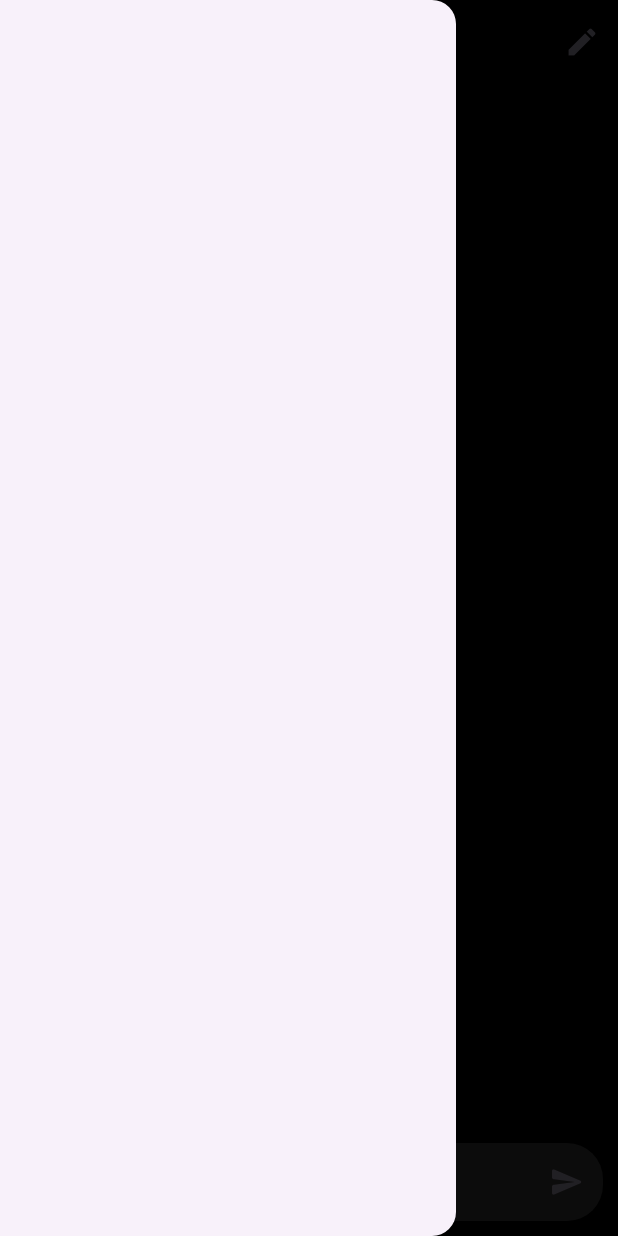
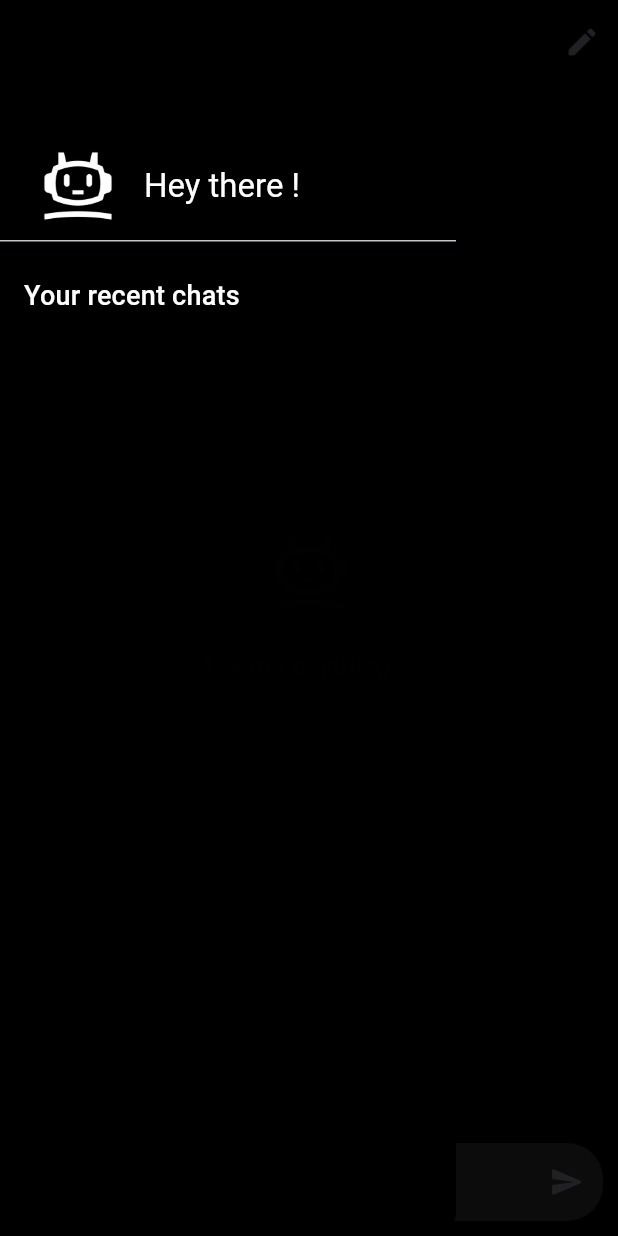
Before and after one commit to Dheeraj-2003/MyChatGpt, a Flutter app: the Chat screen opened directly, with the side drawer open, on a phone screen of 412 x 824 dp. Run offline on Flutter 3.47's test engine with Material 3 defaults, Android fonts, the phone set to English and light mode, and no system bars; our stand-ins replace bloc, flutter_bloc, flutter_svg, google_fonts; Roboto replaces fonts that are missing (Ubuntu).

Commit message:
latest commit

```diff
--- /dev/null
+++ b/client/lib/bloc/chat_list/list_event.dart
@@ -0,0 +1,4 @@
+part of 'list_bloc.dart';
+
+@immutable
+sealed class ListEvent {}
--- /dev/null
+++ b/client/lib/bloc/chat_list/list_state.dart
@@ -0,0 +1,6 @@
+part of 'list_bloc.dart';
+
+@immutable
+sealed class ListState {}
+
+final class ListInitial extends ListState {}
--- a/client/lib/repository/chat_repo.dart
+++ b/client/lib/repository/chat_repo.dart
@@ -11,7 +11,7 @@ Stream<http.Response> getBotResponseRepo(List<ChatMessage> messages) async* {
 
   http.Client client = http.Client();
   http.Request request = http.Request(
-      'post', Uri.parse("http://192.168.100.8:3000/api/v1/generate_response"));
+      'post', Uri.parse("http://3.82.127.22:3000/api/v1/generate_response"));
   request.headers['Accept'] = "text/event-stream";
   request.headers['Cache-Control'] = "no-cache";
   request.headers['Content-Type'] = "application/json";
--- a/client/lib/screens/chat.dart
+++ b/client/lib/screens/chat.dart
@@ -1,8 +1,6 @@
-import 'dart:ffi';
-
-import 'package:client/bloc/chat_bloc.dart';
+import 'package:client/bloc/chat/chat_bloc.dart';
+import 'package:client/widgets/drawer.dart';
 import 'package:flutter/material.dart';
-import 'package:flutter/widgets.dart';
 import 'package:flutter_bloc/flutter_bloc.dart';
 
 class Chat extends StatefulWidget {
@@ -25,7 +23,7 @@ class _ChatState extends State<Chat> {
         title: const Text('SmartChat'),
         actions: [IconButton(onPressed: () {}, icon: const Icon(Icons.create))],
       ),
-      drawer: const Drawer(),
+      drawer: const AppDrawer(),
       body: BlocConsumer<ChatBloc, ChatState>(
         bloc: chatBloc,
         listener: (context, state) {
--- /dev/null
+++ b/client/lib/widgets/drawer.dart
@@ -0,0 +1,51 @@
+import 'package:flutter/material.dart';
+
+class AppDrawer extends StatelessWidget {
+  const AppDrawer({super.key});
+
+  @override
+  Widget build(BuildContext context) {
+    return Drawer(
+      backgroundColor: Colors.black.withOpacity(0.99),
+      child: ListView(
+        padding: const EdgeInsets.all(0),
+        children: [
+          DrawerHeader(
+              padding: const EdgeInsets.all(0),
+              decoration:
+                  BoxDecoration(borderRadius: BorderRadius.circular(12)),
+              child: Column(
+                mainAxisAlignment: MainAxisAlignment.end,
+                children: [
+                  Padding(
+                    padding: const EdgeInsets.all(8.0),
+                    child: ListTile(
+                      title: Text(
+                        "Hey there !",
+                        style: Theme.of(context)
+                            .textTheme
+                            .titleLarge!
+                            .copyWith(fontSize: 22, color: Colors.white),
+                      ),
+                      leading: Image.asset(
+                        "assets/robot.png",
+                        color: Colors.white,
+                      ),
+                    ),
+                  )
+                ],
+              )),
+          ListTile(
+            title: Text(
+              "Your recent chats",
+              style: Theme.of(context)
+                  .textTheme
+                  .titleMedium!
+                  .copyWith(fontSize: 18, color: Colors.white),
+            ),
+          ),
+        ],
+      ),
+    );
+  }
+}
--- a/client/pubspec.yaml
+++ b/client/pubspec.yaml
@@ -39,6 +39,8 @@ dependencies:
   google_fonts: ^6.1.0
   flutter_bloc: ^8.1.4
   http: ^1.2.0
+  sqflite: ^2.3.2
+  hive: ^2.2.3
 
 dev_dependencies:
   flutter_test:
```
Also changed, not shown: client/lib/bloc/chat_list/list_bloc.dart (added, +13 -0 lines), client/lib/main.dart (+8 -1 lines), client/lib/bloc/chat/chat_bloc.dart (renamed from client/lib/bloc/chat_bloc.dart), client/lib/bloc/chat/chat_event.dart (renamed from client/lib/bloc/chat_event.dart), client/lib/bloc/chat/chat_state.dart (renamed from client/lib/bloc/chat_state.dart), client/lib/repository/list_repo.dart (added), client/pubspec.lock, 1 other file.
